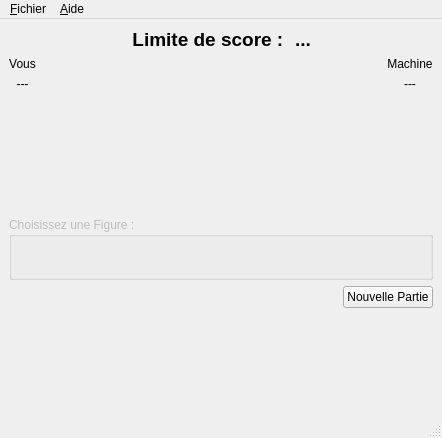
The window that chifoumivue.ui (RemiDup1/SAE_2.01) describes before a commit, drawn with Qt 5.
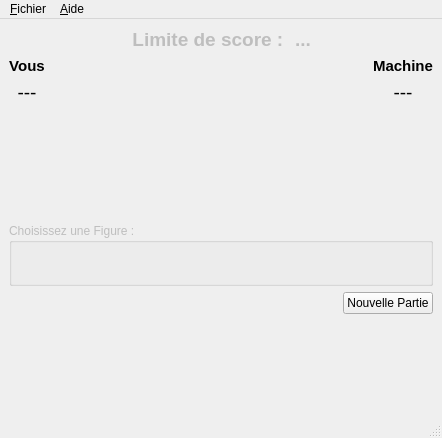
The same window after the commit. Icons and pictures are not drawn.

Commit message: V4 un peu mieux

What changed in the file:
```diff
--- a/chifoumivue.ui
+++ b/chifoumivue.ui
@@ -43,7 +43,10 @@
        </spacer>
       </item>
       <item>
-       <widget class="QLabel" name="labelScore">
+       <widget class="QLabel" name="labelScoreMax">
+        <property name="enabled">
+         <bool>false</bool>
+        </property>
         <property name="font">
          <font>
           <pointsize>14</pointsize>
@@ -60,6 +63,9 @@
       </item>
       <item>
        <widget class="QLabel" name="labelLimiteScore">
+        <property name="enabled">
+         <bool>false</bool>
+        </property>
         <property name="font">
          <font>
           <pointsize>14</pointsize>
@@ -97,6 +103,12 @@
          <layout class="QVBoxLayout" name="VLVous">
           <item>
            <widget class="QLabel" name="LabelNom">
+            <property name="font">
+             <font>
+              <pointsize>11</pointsize>
+              <bold>true</bold>
+             </font>
+            </property>
             <property name="text">
              <string>Vous</string>
             </property>
@@ -107,6 +119,11 @@
           </item>
           <item>
            <widget class="QLabel" name="ScoreVous">
+            <property name="font">
+             <font>
+              <pointsize>14</pointsize>
+             </font>
+            </property>
             <property name="text">
              <string>---</string>
             </property>
@@ -198,6 +215,12 @@
          <layout class="QVBoxLayout" name="VLMachine">
           <item>
            <widget class="QLabel" name="LabelMachine">
+            <property name="font">
+             <font>
+              <pointsize>11</pointsize>
+              <bold>true</bold>
+             </font>
+            </property>
             <property name="text">
              <string>Machine</string>
             </property>
@@ -208,6 +231,11 @@
           </item>
           <item>
            <widget class="QLabel" name="ScoreMachine">
+            <property name="font">
+             <font>
+              <pointsize>14</pointsize>
+             </font>
+            </property>
             <property name="text">
              <string>---</string>
             </property>
```
The commit also changes 2 other files.
